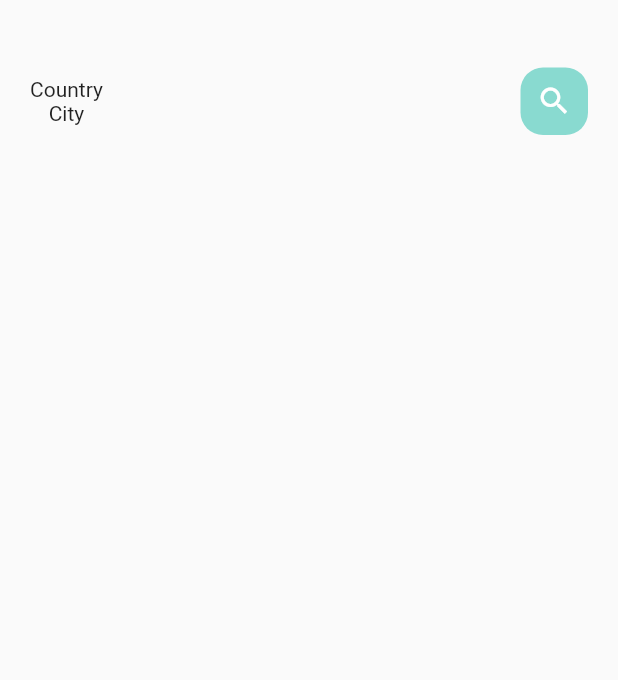
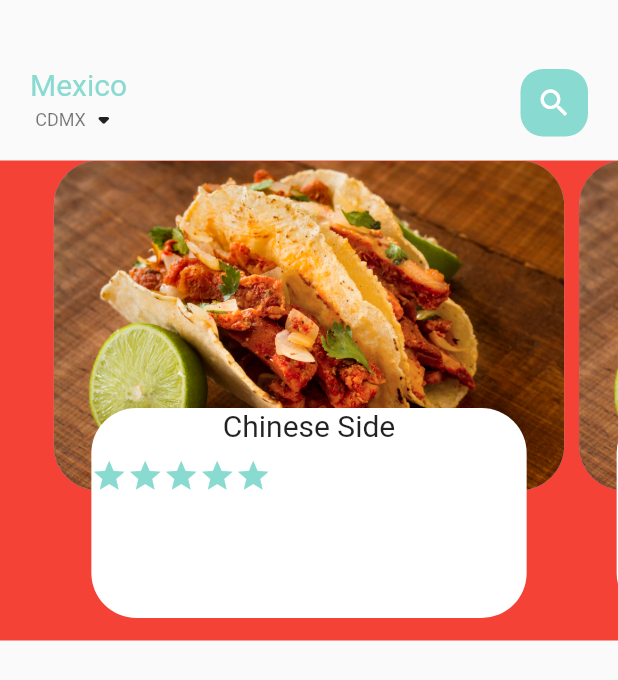
Before and after one commit to cursedpotato/ecommerce_app, a Flutter app: the screen it shows after launch, on a phone screen of 412 x 824 dp. Shown: the top 680 px of the screen. Run offline on Flutter 3.47's test engine with Material 2 defaults, Android fonts, the phone set to English and light mode, and no system bars.

Commit message:
building main food card

```diff
--- /dev/null
+++ b/lib/home/food_page_body.dart
@@ -0,0 +1,84 @@
+import 'package:ecommerce_app/utils/colors.dart';
+import 'package:ecommerce_app/widgets/big_text.dart';
+import 'package:flutter/material.dart';
+
+class FoodPageBody extends StatefulWidget {
+  const FoodPageBody({Key? key}) : super(key: key);
+
+  @override
+  State<FoodPageBody> createState() => _FoodPageBodyState();
+}
+
+class _FoodPageBodyState extends State<FoodPageBody> {
+  final PageController pageController = PageController(viewportFraction: 0.85);
+  @override
+  Widget build(BuildContext context) {
+    return Container(
+      color: Colors.red,
+      height: 320,
+      child: PageView.builder(
+        controller: pageController,
+        itemCount: 5,
+        itemBuilder: (context, position) {
+          return _buildPageItem(position);
+        },
+      ),
+    );
+  }
+
+  Widget _buildPageItem(int index) {
+    return Stack(
+      children: [
+        Container(
+          height: 220,
+          margin: const EdgeInsets.symmetric(horizontal: 5),
+          decoration: BoxDecoration(
+            borderRadius: BorderRadius.circular(30),
+            // TODO: make an app theme
+            color: index.isEven
+                ? const Color(0xFF69c5df)
+                : const Color(0xFF9294cc),
+            image: const DecorationImage(
+              fit: BoxFit.cover,
+              image: AssetImage('assets/images/food01.jpg'),
+            ),
+          ),
+        ),
+        Align(
+          alignment: Alignment.bottomCenter,
+          child: Container(
+            height: 140,
+            margin: const EdgeInsets.only(left: 30, right: 30, bottom: 15),
+            decoration: BoxDecoration(
+                borderRadius: BorderRadius.circular(30),
+                // TODO: make an app theme
+                color: Colors.white),
+            child: Column(
+              mainAxisAlignment: MainAxisAlignment.start,
+              children: [
+                BigText(text: "Chinese Side"),
+                const SizedBox(
+                  height: 10,
+                ),
+                Row(
+                  children: [
+                    Wrap(
+                      children: List.generate(
+                        5,
+                        (index) =>
+                            Icon(Icons.star, color: AppColors.mainColor),
+                      ),
+                    )
+                  ],
+                ),
+                Row(
+                  children: [],
+                )
+              ],
+            ),
+          ),
+        ),
+      ],
+    );
+  }
+}
--- a/lib/home/main_food_page.dart
+++ b/lib/home/main_food_page.dart
@@ -1,5 +1,9 @@
+import 'package:ecommerce_app/home/food_page_body.dart';
 import 'package:ecommerce_app/utils/colors.dart';
+import 'package:ecommerce_app/widgets/big_text.dart';
+import 'package:ecommerce_app/widgets/small_text.dart';
 import 'package:flutter/material.dart';
+
 class MainFoodPage extends StatefulWidget {
   const MainFoodPage({Key? key}) : super(key: key);
 
@@ -23,23 +27,35 @@ class _MainFoodPageState extends State<MainFoodPage> {
                 children: [
                   Column(
                     children: [
-                      Text("Country"),
-                      Text("City")
+                      BigText(
+                        text: "Mexico",
+                        color: AppColors.mainColor,
+                      ),
+                      Row(
+                        children: [
+                          SmallText(text: "CDMX", color: Colors.black54),
+                          Icon(Icons.arrow_drop_down_rounded)
+
+                        ],
+                      )
                     ],
                   ),
-                  Container(
+                   Container(
                     width: 45,
                     height: 45,
-                    child: Icon(Icons.search, color: Colors.white,),
+                    child: Icon(
+                      Icons.search,
+                      color: Colors.white,
+                    ),
                     decoration: BoxDecoration(
-                      borderRadius: BorderRadius.circular(15),
-                      color: AppColors.mainColor
-                    ),
+                        borderRadius: BorderRadius.circular(15),
+                        color: AppColors.mainColor),
                   )
                 ],
               ),
             ),
           ),
+          FoodPageBody()
         ],
       ),
     );
--- a/lib/main.dart
+++ b/lib/main.dart
@@ -15,7 +15,7 @@ class MyApp extends StatelessWidget {
       debugShowCheckedModeBanner: false,
       title: 'Flutter Demo',
       theme: ThemeData(
-
+        fontFamily: 'Roboto',
         primarySwatch: Colors.blue,
       ),
       home: MainFoodPage(),
--- a/lib/widgets/big_text.dart
+++ b/lib/widgets/big_text.dart
@@ -1,7 +1,8 @@
 import 'package:flutter/cupertino.dart';
 
+// ignore: must_be_immutable
 class BigText extends StatelessWidget {
-  final Color? color;
+  Color? color = const Color(0xFF332d2b);
   final String text;
   double size;
   TextOverflow textOverflow;
@@ -19,8 +20,11 @@ class BigText extends StatelessWidget {
       text,
       overflow: textOverflow,
       style: TextStyle(
+        fontFamily: 'Roboto',
+        fontWeight: FontWeight.w400,
+        fontSize: size,
         color: color,
-        fontWeight: FontWeight.w400
+
       ),
     );
   }
--- /dev/null
+++ b/lib/widgets/small_text.dart
@@ -0,0 +1,26 @@
+import 'package:flutter/cupertino.dart';
+
+// ignore: must_be_immutable
+class SmallText extends StatelessWidget {
+  Color? color = const Color(0xFF332d2b);
+  final String text;
+  double size;
+  SmallText({
+    Key? key,
+    this.color,
+    this.size = 12,
+    required this.text,
+  }) : super(key: key);
+
+  @override
+  Widget build(BuildContext context) {
+    return Text(
+      text,
+      style: TextStyle(
+        fontFamily: 'Roboto',
+        color: color,
+        fontSize: size,
+      ),
+    );
+  }
+}
--- a/pubspec.yaml
+++ b/pubspec.yaml
@@ -59,7 +59,7 @@ flutter:
 
   # To add assets to your application, add an assets section, like this:
   assets:
-    - assets/images
+    - assets/images/
   fonts:
     - family: Roboto
       fonts:
```
Also changed, not shown: assets/images/food01.jpg (added), assets/images/food04.jpg (added), assets/images/food05.jpg (added), assets/images/food06.jpg (added), assets/images/food07.jpg (added), 2 other files.
